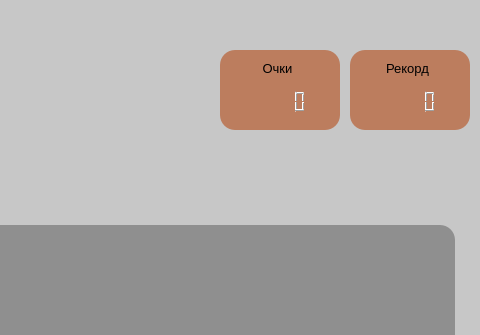
First picture: the form in AllActivities/Game.ui, repository AmirHai/project_2048, before the edit; both pictures show x 120 to 600 and y 0 to 335 of the 600 by 800 pixel window.
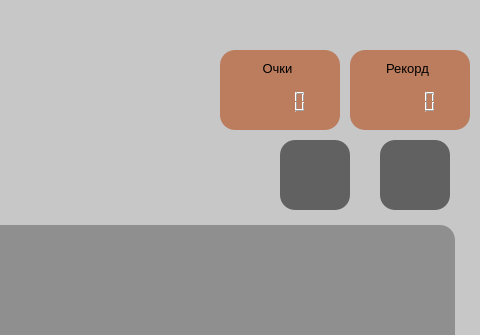
Second picture: the form after the edit.

What changed in the file:
```diff
--- a/AllActivities/Game.ui
+++ b/AllActivities/Game.ui
@@ -161,6 +161,63 @@
     <enum>QFrame::Raised</enum>
    </property>
   </widget>
+  <widget class="QPushButton" name="btn_restartgame">
+   <property name="geometry">
+    <rect>
+     <x>500</x>
+     <y>140</y>
+     <width>70</width>
+     <height>70</height>
+    </rect>
+   </property>
+   <property name="styleSheet">
+    <string notr="true">background-color: rgb(97, 97, 97);
+border-radius: 15px;
+border-color: rgb(0, 0, 0);
+</string>
+   </property>
+   <property name="text">
+    <string/>
+   </property>
+  </widget>
+  <widget class="QPushButton" name="btn_moveback">
+   <property name="geometry">
+    <rect>
+     <x>400</x>
+     <y>140</y>
+     <width>70</width>
+     <height>70</height>
+    </rect>
+   </property>
+   <property name="styleSheet">
+    <string notr="true">background-color: rgb(97, 97, 97);
+border-radius: 15px;
+border-color: rgb(0, 0, 0);
+</string>
+   </property>
+   <property name="text">
+    <string/>
+   </property>
+  </widget>
+  <widget class="QLabel" name="lbl_endgame">
+   <property name="geometry">
+    <rect>
+     <x>30</x>
+     <y>140</y>
+     <width>150</width>
+     <height>50</height>
+    </rect>
+   </property>
+   <property name="font">
+    <font>
+     <family>Times New Roman</family>
+     <pointsize>15</pointsize>
+    </font>
+   </property>
+   <property name="text">
+    <string/>
+   </property>
+  </widget>
  </widget>
  <resources/>
  <connections/>
```
Left out of the diff: 6 changed lines with no effect on the pictures.
